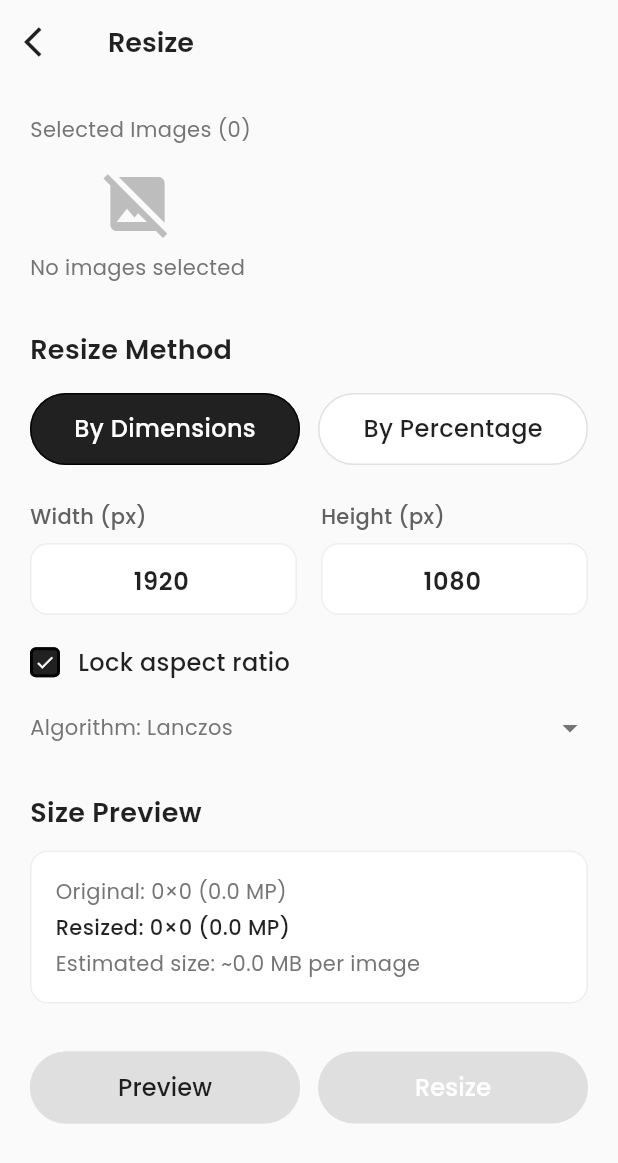
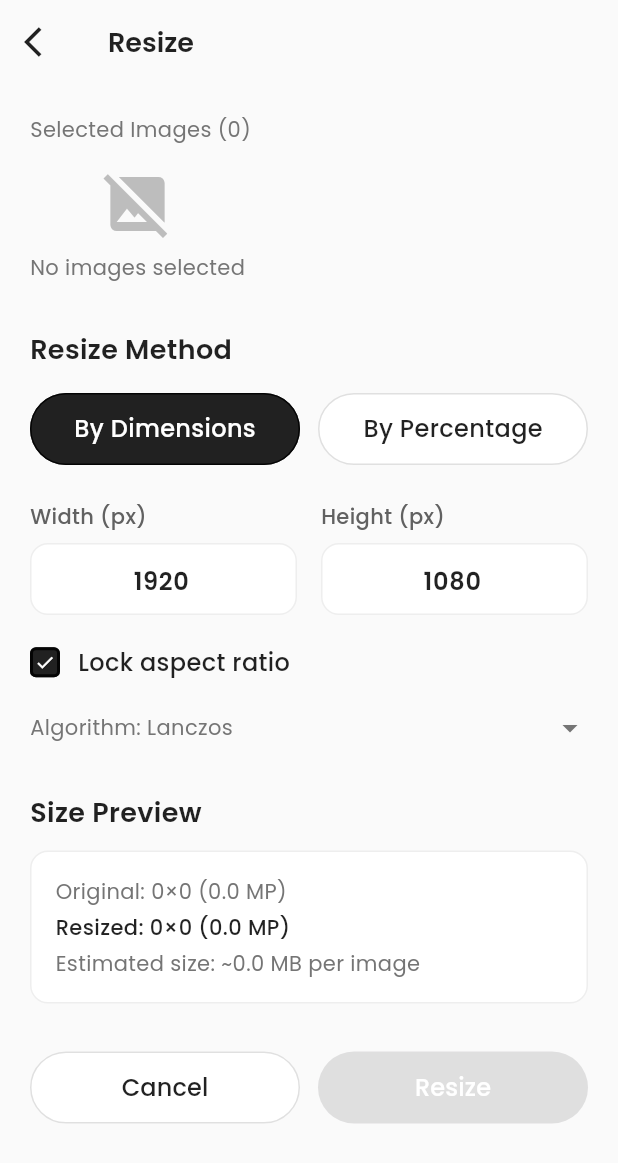
Before and after one commit to anjumArnab/Pixelize, a Flutter app: the ResizeImagePage screen opened by its route, on a phone screen of 412 x 824 dp. Shown: the top 1163 px of the screen. Run offline on Flutter 3.47's test engine with Material 3 defaults, Android fonts, the phone set to English and light mode, and no system bars; our stand-ins replace google_fonts, image_picker, permission_handler, share_plus.

Commit message:
Cancel buttom

```diff
--- a/lib/screens/compress_img_page.dart
+++ b/lib/screens/compress_img_page.dart
@@ -416,7 +416,7 @@ class _CompressImagePageState extends State<CompressImagePage> {
                 children: [
                   Expanded(
                     child: ActionButton(
-                      text: 'Preview',
+                      text: 'Cancel',
                       onPressed: Navigator.canPop(context)
                           ? () => Navigator.pop(context)
                           : null,
--- a/lib/screens/convert_img_page.dart
+++ b/lib/screens/convert_img_page.dart
@@ -413,15 +413,9 @@ class _ConvertImagePageState extends State<ConvertImagePage> {
                 children: [
                   Expanded(
                     child: ActionButton(
-                      text: 'Preview',
-                      onPressed: _stateManager.hasImages && !_isProcessing
-                          ? () {
-                              ScaffoldMessenger.of(context).showSnackBar(
-                                const SnackBar(
-                                    content: Text(
-                                        'Preview functionality coming soon')),
-                              );
-                            }
+                      text: 'Cancel',
+                      onPressed: Navigator.canPop(context)
+                          ? () => Navigator.pop(context)
                           : null,
                     ),
                   ),
--- a/lib/screens/resize_img_page.dart
+++ b/lib/screens/resize_img_page.dart
@@ -676,15 +676,9 @@ class _ResizeImagePageState extends State<ResizeImagePage> {
                   children: [
                     Expanded(
                       child: ActionButton(
-                        text: 'Preview',
-                        onPressed: _stateManager.hasImages && !_isProcessing
-                            ? () {
-                                ScaffoldMessenger.of(context).showSnackBar(
-                                  const SnackBar(
-                                      content: Text(
-                                          'Preview functionality coming soon')),
-                                );
-                              }
+                        text: 'Cancel',
+                        onPressed: Navigator.canPop(context)
+                            ? () => Navigator.pop(context)
                             : null,
                       ),
                     ),
```
